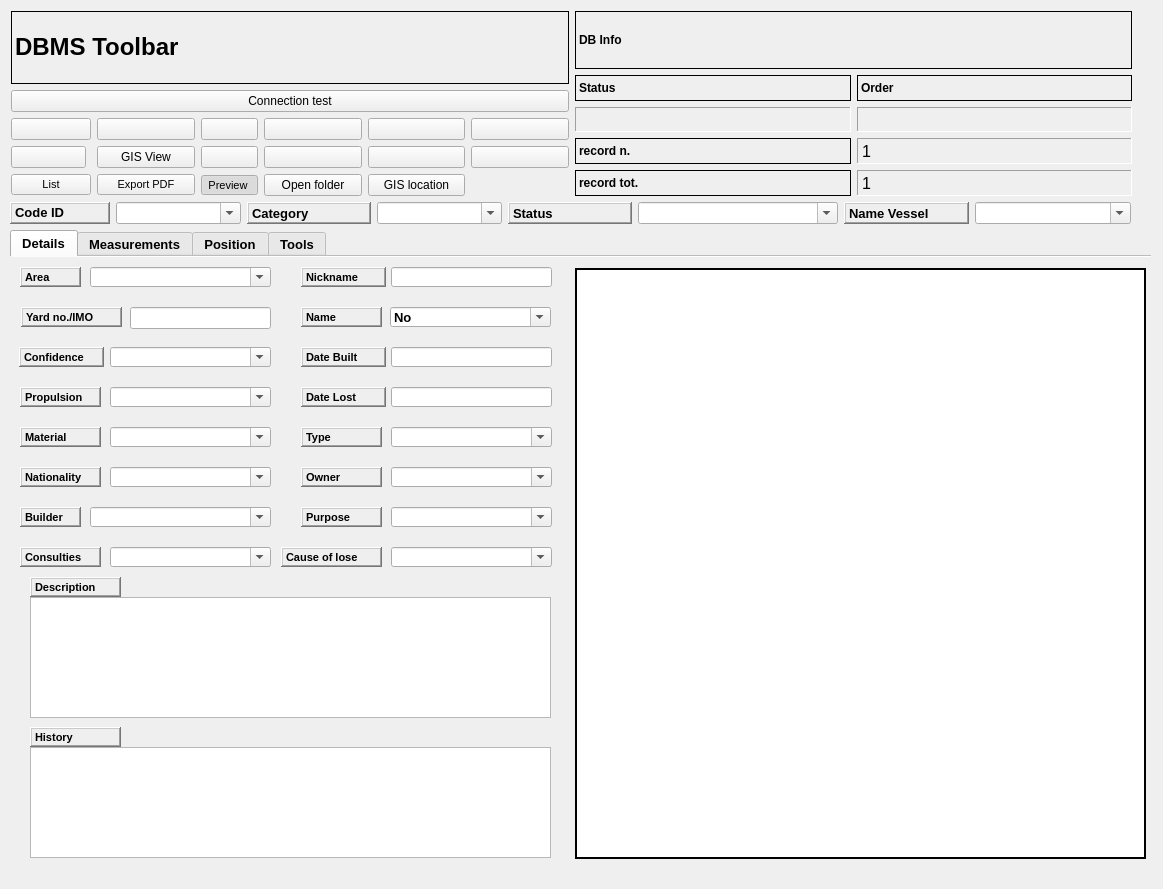
First picture: the form in gui/ui/hff_system__SHIPWRECK_ui.ui, repository enzococca/HFF, before the edit.
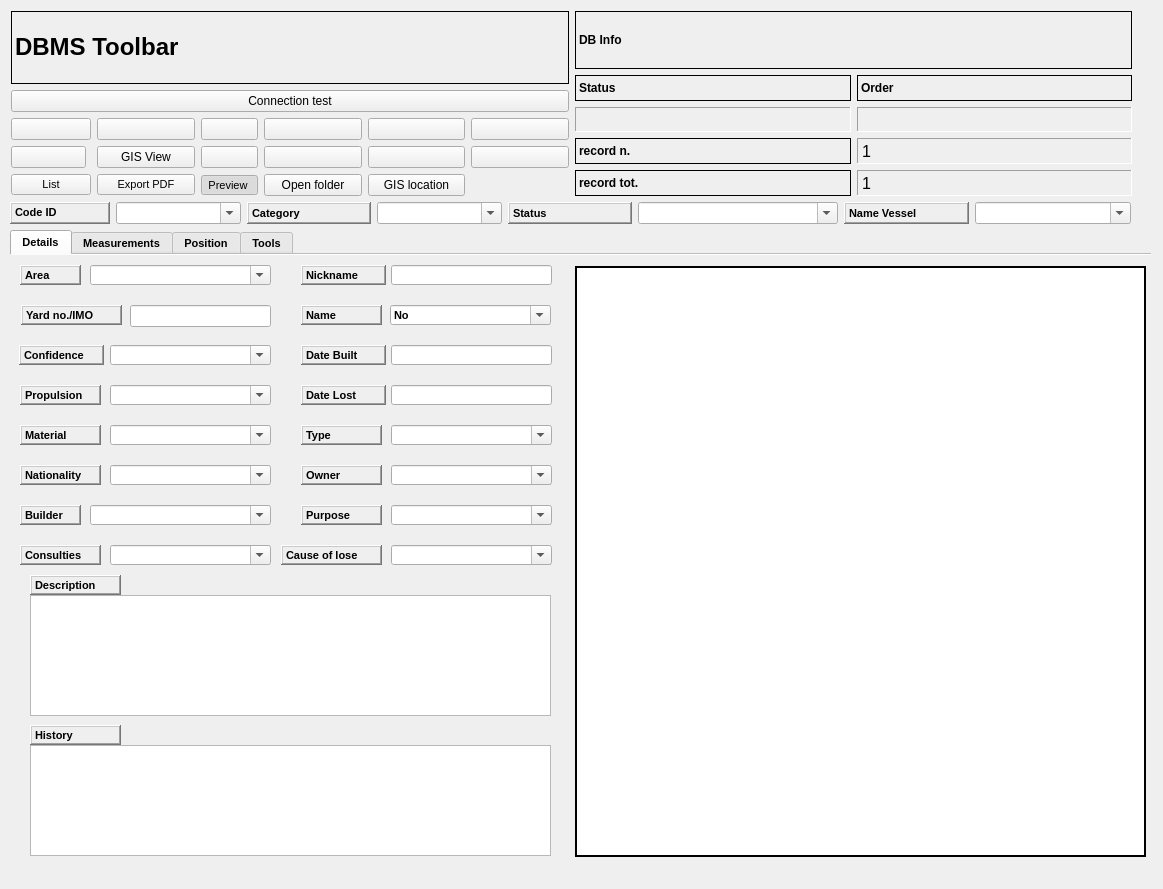
Second picture: the form after the edit. Icons and pictures are not drawn. Custom widgets are drawn as their Qt base class.

The edit to the form file:
```diff
--- a/gui/ui/hff_system__SHIPWRECK_ui.ui
+++ b/gui/ui/hff_system__SHIPWRECK_ui.ui
@@ -56,7 +56,7 @@
    </property>
    <property name="font">
     <font>
-     <pointsize>10</pointsize>
+     <pointsize>8</pointsize>
      <weight>75</weight>
      <bold>true</bold>
     </font>
@@ -131,6 +131,11 @@
        <height>591</height>
       </rect>
      </property>
+     <property name="font">
+      <font>
+       <pointsize>8</pointsize>
+      </font>
+     </property>
      <property name="frameShape">
       <enum>QFrame::WinPanel</enum>
      </property>
@@ -608,6 +613,11 @@
        <height>20</height>
       </rect>
      </property>
+     <property name="font">
+      <font>
+       <pointsize>8</pointsize>
+      </font>
+     </property>
     </widget>
     <widget class="QComboBox" name="comboBox_type">
      <property name="geometry">
@@ -624,6 +634,11 @@
        <height>0</height>
       </size>
      </property>
+     <property name="font">
+      <font>
+       <pointsize>8</pointsize>
+      </font>
+     </property>
      <property name="editable">
       <bool>true</bool>
      </property>
@@ -709,6 +724,11 @@
        <height>0</height>
       </size>
      </property>
+     <property name="font">
+      <font>
+       <pointsize>8</pointsize>
+      </font>
+     </property>
      <property name="editable">
       <bool>true</bool>
      </property>
@@ -754,6 +774,11 @@
        <height>0</height>
       </size>
      </property>
+     <property name="font">
+      <font>
+       <pointsize>8</pointsize>
+      </font>
+     </property>
      <property name="editable">
       <bool>true</bool>
      </property>
@@ -819,6 +844,11 @@
        <height>0</height>
       </size>
      </property>
+     <property name="font">
+      <font>
+       <pointsize>8</pointsize>
+      </font>
+     </property>
      <property name="editable">
       <bool>true</bool>
      </property>
@@ -918,6 +948,11 @@
        <height>121</height>
       </rect>
      </property>
+     <property name="font">
+      <font>
+       <pointsize>8</pointsize>
+      </font>
+     </property>
     </widget>
     <widget class="QTextEdit" name="textEdit_history">
      <property name="geometry">
@@ -928,6 +963,11 @@
        <height>111</height>
       </rect>
      </property>
+     <property name="font">
+      <font>
+       <pointsize>8</pointsize>
+      </font>
+     </property>
     </widget>
     <widget class="QLabel" name="label_59">
      <property name="geometry">
@@ -1016,6 +1056,11 @@
        <height>20</height>
       </rect>
      </property>
+     <property name="font">
+      <font>
+       <pointsize>8</pointsize>
+      </font>
+     </property>
     </widget>
     <widget class="QLineEdit" name="lineEdit_nickname">
      <property name="geometry">
@@ -1026,6 +1071,11 @@
        <height>20</height>
       </rect>
      </property>
+     <property name="font">
+      <font>
+       <pointsize>8</pointsize>
+      </font>
+     </property>
      <property name="text">
       <string/>
      </property>
@@ -1097,6 +1147,11 @@
        <height>0</height>
       </size>
      </property>
+     <property name="font">
+      <font>
+       <pointsize>8</pointsize>
+      </font>
+     </property>
      <property name="editable">
       <bool>true</bool>
      </property>
@@ -1120,6 +1175,11 @@
        <height>22</height>
       </rect>
      </property>
+     <property name="font">
+      <font>
+       <pointsize>8</pointsize>
+      </font>
+     </property>
     </widget>
     <widget class="QComboBox" name="comboBox_consulties">
      <property name="geometry">
@@ -1136,6 +1196,11 @@
        <height>0</height>
       </size>
      </property>
+     <property name="font">
+      <font>
+       <pointsize>8</pointsize>
+      </font>
+     </property>
      <property name="editable">
       <bool>true</bool>
      </property>
@@ -3087,6 +3152,11 @@
      <height>27</height>
     </rect>
    </property>
+   <property name="font">
+    <font>
+     <pointsize>8</pointsize>
+    </font>
+   </property>
    <layout class="QGridLayout" name="gridLayout_6">
     <item row="0" column="5">
      <widget class="QComboBox" name="comboBox_category">
@@ -3130,7 +3200,7 @@
      <widget class="QLabel" name="label_11">
       <property name="font">
        <font>
-        <pointsize>10</pointsize>
+        <pointsize>8</pointsize>
         <weight>75</weight>
         <bold>true</bold>
        </font>
@@ -3150,7 +3220,7 @@
      <widget class="QLabel" name="label_39">
       <property name="font">
        <font>
-        <pointsize>10</pointsize>
+        <pointsize>8</pointsize>
         <weight>75</weight>
         <bold>true</bold>
        </font>
@@ -3182,7 +3252,7 @@
       </property>
       <property name="font">
        <font>
-        <pointsize>10</pointsize>
+        <pointsize>8</pointsize>
         <weight>75</weight>
         <bold>true</bold>
        </font>
@@ -3228,7 +3298,7 @@
      <widget class="QLabel" name="label">
       <property name="font">
        <font>
-        <pointsize>10</pointsize>
+        <pointsize>8</pointsize>
         <weight>75</weight>
         <bold>true</bold>
        </font>
```
Left out of the diff: 15 changed lines with no effect on the pictures.
